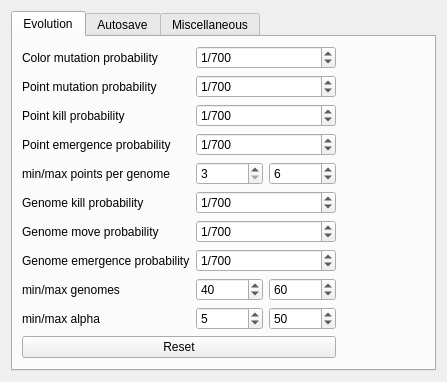
superkartoffel/evo-cubist, file optionsform.ui: the form before one commit.
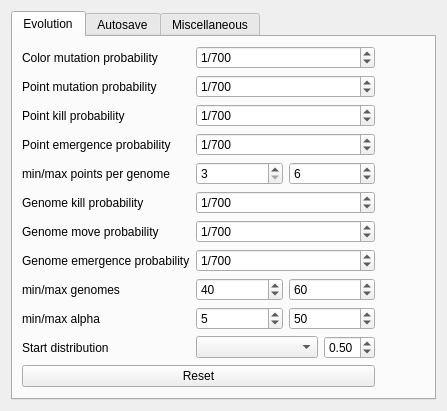
The form after the commit. Icons and pictures are not drawn.

Patch:
```diff
--- a/optionsform.ui
+++ b/optionsform.ui
@@ -7,7 +7,7 @@
     <x>0</x>
     <y>0</y>
     <width>427</width>
-    <height>362</height>
+    <height>390</height>
    </rect>
   </property>
   <property name="windowTitle">
@@ -18,7 +18,7 @@
     <normaloff>:/icons/icons/evo-cubist.ico</normaloff>:/icons/icons/evo-cubist.ico</iconset>
   </property>
   <layout class="QGridLayout" name="gridLayout">
-   <item row="0" column="0">
+   <item row="2" column="0">
     <widget class="QTabWidget" name="autoSaveTabWidget">
      <property name="currentIndex">
       <number>0</number>
@@ -344,6 +344,60 @@
            </property>
           </widget>
          </item>
+         <item row="10" column="0">
+          <widget class="QLabel" name="label_9">
+           <property name="text">
+            <string>Start distribution</string>
+           </property>
+          </widget>
+         </item>
+         <item row="10" column="1">
+          <layout class="QHBoxLayout" name="horizontalLayout_7">
+           <item>
+            <widget class="QComboBox" name="startDistributionComboBox">
+             <property name="currentIndex">
+              <number>-1</number>
+             </property>
+             <item>
+              <property name="text">
+               <string>random</string>
+              </property>
+             </item>
+             <item>
+              <property name="text">
+               <string>tiled</string>
+              </property>
+             </item>
+             <item>
+              <property name="text">
+               <string>tiled w/ color hint</string>
+              </property>
+             </item>
+             <item>
+              <property name="text">
+               <string>scattered</string>
+              </property>
+             </item>
+            </widget>
+           </item>
+           <item>
+            <widget class="QDoubleSpinBox" name="scatterFactorSpinBox">
+             <property name="minimum">
+              <double>0.010000000000000</double>
+             </property>
+             <property name="maximum">
+              <double>2.000000000000000</double>
+             </property>
+             <property name="singleStep">
+              <double>0.050000000000000</double>
+             </property>
+             <property name="value">
+              <double>0.500000000000000</double>
+             </property>
+            </widget>
+           </item>
+          </layout>
+         </item>
         </layout>
        </item>
        <item row="0" column="1">
@@ -614,32 +668,6 @@
            </property>
           </widget>
          </item>
-         <item row="1" column="0">
-          <widget class="QLabel" name="label_9">
-           <property name="text">
-            <string>Start distribution</string>
-           </property>
-          </widget>
-         </item>
-         <item row="1" column="1">
-          <widget class="QComboBox" name="startDistributionComboBox">
-           <item>
-            <property name="text">
-             <string>random</string>
-            </property>
-           </item>
-           <item>
-            <property name="text">
-             <string>tiled</string>
-            </property>
-           </item>
-           <item>
-            <property name="text">
-             <string>tiled w/ color hint</string>
-            </property>
-           </item>
-          </widget>
-         </item>
         </layout>
        </item>
        <item row="3" column="0">
```
Left out of the diff: 9 changed lines with no effect on the pictures.
